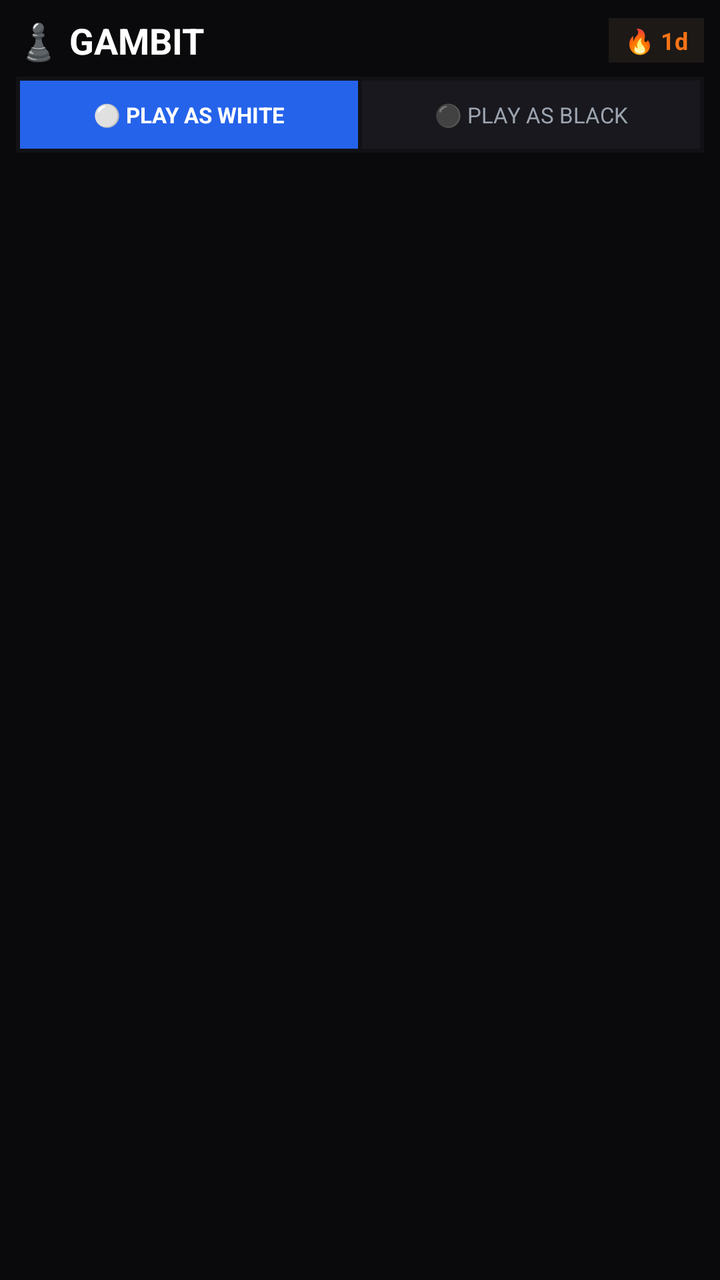
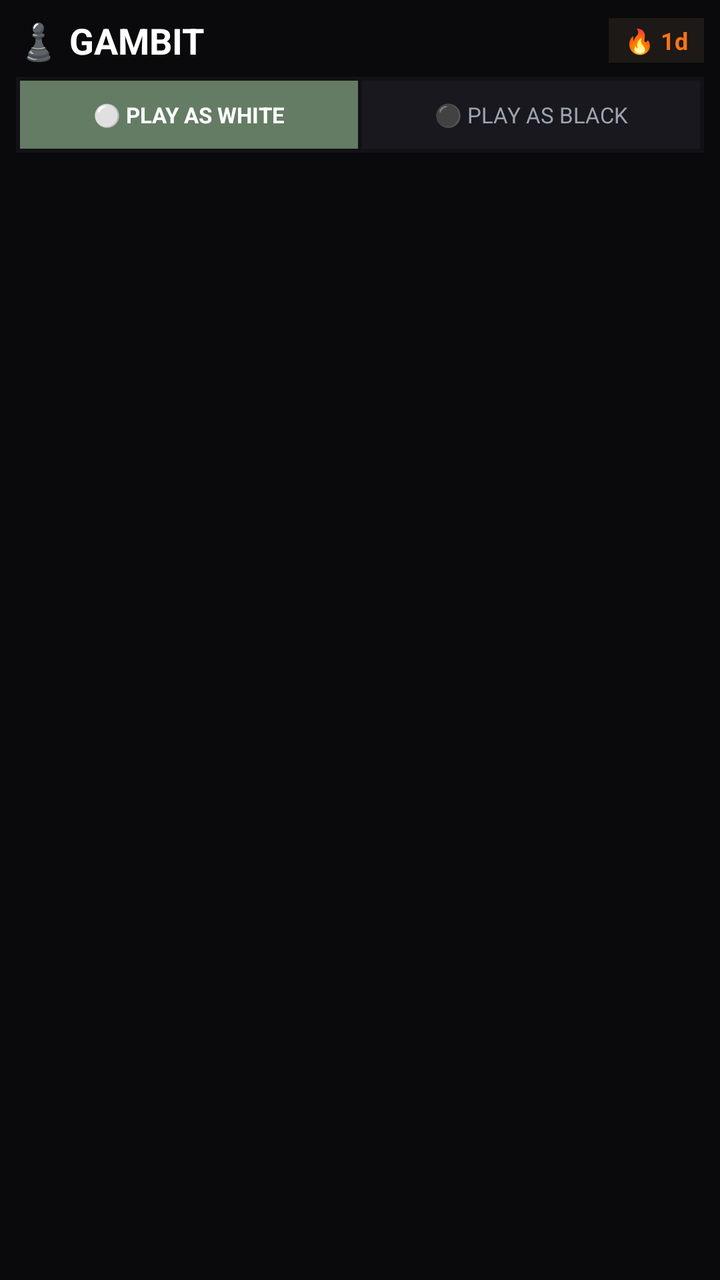

Two renders of the same Android screen: before a commit and after it. Below are the layout's source before the change and the commit's diff.
<!-- AndroidManifest.xml: application theme android:Theme.NoTitleBar.Fullscreen -->
<!-- res/layout/activity_hub.xml -->
<?xml version="1.0" encoding="utf-8"?>
<LinearLayout xmlns:android="http://schemas.android.com/apk/res/android"
    android:layout_width="match_parent"
    android:layout_height="match_parent"
    android:orientation="vertical"
    android:background="#0A0A0C"
    android:padding="8dp">

    
    <LinearLayout
        android:layout_width="match_parent"
        android:layout_height="wrap_content"
        android:orientation="horizontal"
        android:gravity="center_vertical"
        android:paddingBottom="6dp">

        <TextView
            android:layout_width="0dp"
            android:layout_weight="1"
            android:layout_height="wrap_content"
            android:text="♟️ GAMBIT"
            android:textColor="#FFFFFF"
            android:textSize="18sp"
            android:textStyle="bold" />

        <TextView
            android:id="@+id/tvHubStreak"
            android:layout_width="wrap_content"
            android:layout_height="wrap_content"
            android:text="🔥 1d"
            android:textColor="#F97316"
            android:textSize="12sp"
            android:textStyle="bold"
            android:background="#1C1917"
            android:paddingLeft="8dp"
            android:paddingRight="8dp"
            android:paddingTop="3dp"
            android:paddingBottom="3dp" />
    </LinearLayout>

    
    <LinearLayout
        android:layout_width="match_parent"
        android:layout_height="38dp"
        android:orientation="horizontal"
        android:background="#121216"
        android:padding="2dp"
        android:layout_marginBottom="8dp">

        <Button
            android:id="@+id/btnTabWhite"
            android:layout_width="0dp"
            android:layout_weight="1"
            android:layout_height="match_parent"
            android:text="⚪ PLAY AS WHITE"
            android:textColor="#FFFFFF"
            android:textSize="11sp"
            android:textStyle="bold"
            android:background="#2563EB" />

        <Button
            android:id="@+id/btnTabBlack"
            android:layout_width="0dp"
            android:layout_weight="1"
            android:layout_height="match_parent"
            android:text="⚫ PLAY AS BLACK"
            android:textColor="#9CA3AF"
            android:textSize="11sp"
            android:background="#18181E"
            android:layout_marginLeft="2dp" />
    </LinearLayout>

    
    <ScrollView
        android:layout_width="match_parent"
        android:layout_height="0dp"
        android:layout_weight="1">

        <LinearLayout
            android:id="@+id/llCoursesContainer"
            android:layout_width="match_parent"
            android:layout_height="wrap_content"
            android:orientation="vertical" />
    </ScrollView>
</LinearLayout>
<!-- resources referenced by this layout -->
<resources>

</resources>

<!-- the commit's change to res/layout/activity_hub.xml (unified diff, before → after) -->
@@ -56,7 +56,7 @@
             android:textColor="#FFFFFF"
             android:textSize="11sp"
             android:textStyle="bold"
-            android:background="#2563EB" />
+            android:background="#647C64" />
 
         <Button
             android:id="@+id/btnTabBlack"
